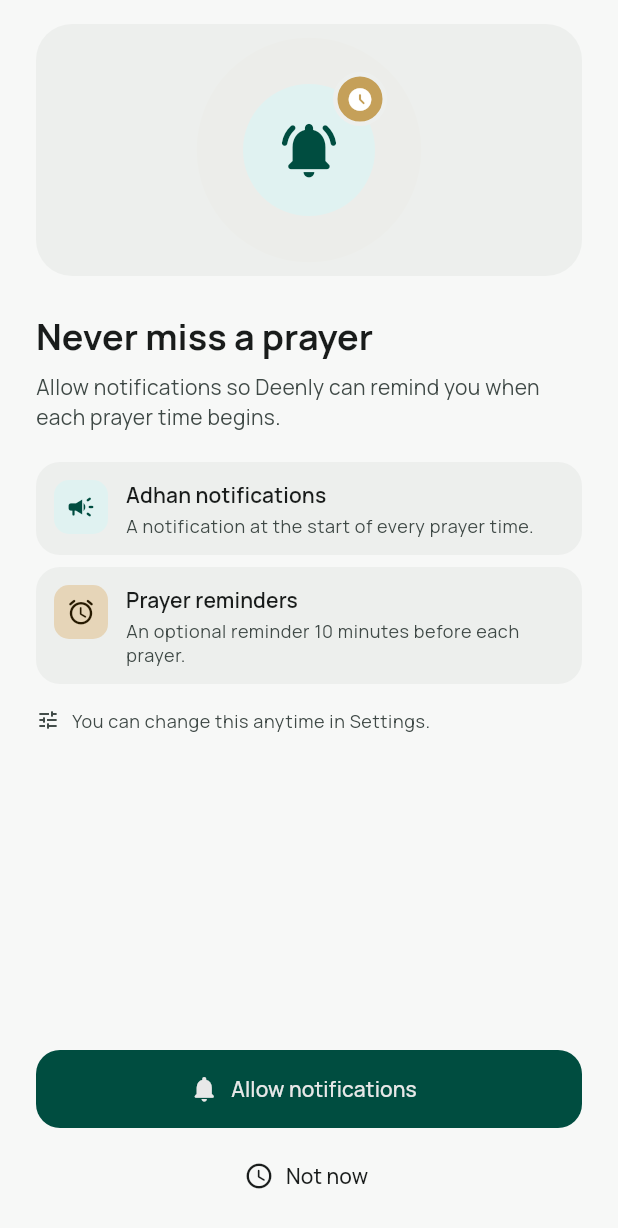
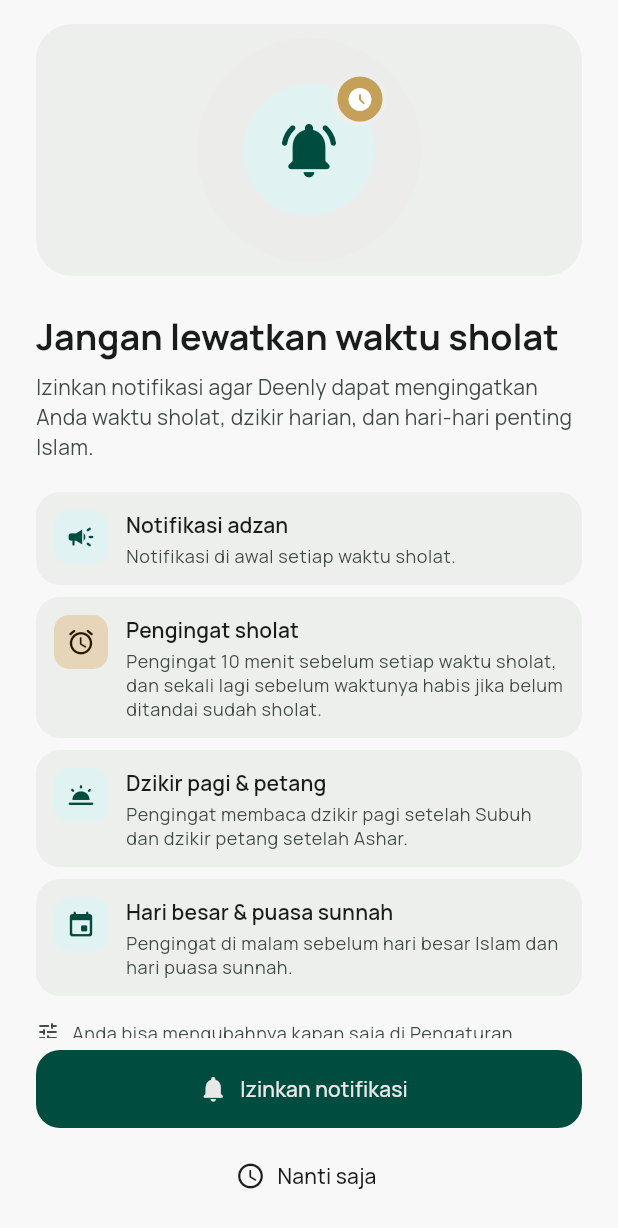
Before and after one commit to andrehaliim/deenly, a Flutter app: the PermissionPage screen opened directly with empty values, on a phone screen of 412 x 824 dp. Shown: the top 1228 px of the screen. Run offline on Flutter 3.47's test engine with Material 3 defaults, Android fonts, the phone set to English and light mode, and no system bars; our stand-ins replace flutter_compass, flutter_local_notifications, flutter_timezone, font_awesome_flutter, geocoding, geolocator and 9 more; missing offline and left inert: country_flags, home_widget, workmanager; accounts and stored records are empty; network calls fail.

Commit message:
feat: default to indonesian locale and list all reminders in permission page

```diff
--- a/lib/components/locale_provider.dart
+++ b/lib/components/locale_provider.dart
@@ -4,7 +4,10 @@ import 'package:shared_preferences/shared_preferences.dart';
 class LocaleProvider extends ChangeNotifier {
   static const localeKey = 'selected_locale';
 
-  Locale? _locale;
+  /// Fresh installs start in Indonesian regardless of the device language.
+  static const defaultLocale = Locale('id');
+
+  Locale? _locale = defaultLocale;
   Locale? get locale => _locale;
 
   LocaleProvider() {
@@ -29,7 +32,7 @@ class LocaleProvider extends ChangeNotifier {
   }
 
   Future<void> clearLocale() async {
-    _locale = null;
+    _locale = defaultLocale;
     final prefs = await SharedPreferences.getInstance();
     await prefs.remove(localeKey);
     notifyListeners();
--- a/lib/l10n/app_en.arb
+++ b/lib/l10n/app_en.arb
@@ -257,11 +257,15 @@
     "permissionBlockedMessage": "Enable location for Deenly in your device settings, then return to the app.",
     "permissionOpenSettings": "Open settings",
     "permissionNotificationTitle": "Never miss a prayer",
-    "permissionNotificationSubtitle": "Allow notifications so Deenly can remind you when each prayer time begins.",
+    "permissionNotificationSubtitle": "Allow notifications so Deenly can remind you of prayer times, daily dzikir and important Islamic days.",
     "permissionReasonAdhanTitle": "Adhan notifications",
     "permissionReasonAdhanBody": "A notification at the start of every prayer time.",
     "permissionReasonReminderTitle": "Prayer reminders",
-    "permissionReasonReminderBody": "An optional reminder 10 minutes before each prayer.",
+    "permissionReasonReminderBody": "A reminder 10 minutes before each prayer, and another before its time ends if you haven't marked it as prayed.",
+    "permissionReasonDzikirTitle": "Morning & evening dzikir",
+    "permissionReasonDzikirBody": "A reminder to recite the morning dzikir after Fajr and the evening dzikir after Asr.",
+    "permissionReasonCalendarTitle": "Islamic days & sunnah fasting",
+    "permissionReasonCalendarBody": "A reminder the evening before Islamic holidays and sunnah fasting days.",
     "permissionNotificationHint": "You can change this anytime in Settings.",
     "permissionAllowNotification": "Allow notifications",
     "permissionNotNow": "Not now",
--- a/lib/l10n/app_id.arb
+++ b/lib/l10n/app_id.arb
@@ -178,11 +178,15 @@
     "permissionBlockedMessage": "Aktifkan izin lokasi untuk Deenly di pengaturan perangkat, lalu kembali ke aplikasi.",
     "permissionOpenSettings": "Buka pengaturan",
     "permissionNotificationTitle": "Jangan lewatkan waktu sholat",
-    "permissionNotificationSubtitle": "Izinkan notifikasi agar Deenly dapat mengingatkan Anda saat waktu sholat tiba.",
+    "permissionNotificationSubtitle": "Izinkan notifikasi agar Deenly dapat mengingatkan Anda waktu sholat, dzikir harian, dan hari-hari penting Islam.",
     "permissionReasonAdhanTitle": "Notifikasi adzan",
     "permissionReasonAdhanBody": "Notifikasi di awal setiap waktu sholat.",
     "permissionReasonReminderTitle": "Pengingat sholat",
-    "permissionReasonReminderBody": "Pengingat opsional 10 menit sebelum setiap waktu sholat.",
+    "permissionReasonReminderBody": "Pengingat 10 menit sebelum setiap waktu sholat, dan sekali lagi sebelum waktunya habis jika belum ditandai sudah sholat.",
+    "permissionReasonDzikirTitle": "Dzikir pagi & petang",
+    "permissionReasonDzikirBody": "Pengingat membaca dzikir pagi setelah Subuh dan dzikir petang setelah Ashar.",
+    "permissionReasonCalendarTitle": "Hari besar & puasa sunnah",
+    "permissionReasonCalendarBody": "Pengingat di malam sebelum hari besar Islam dan hari puasa sunnah.",
     "permissionNotificationHint": "Anda bisa mengubahnya kapan saja di Pengaturan.",
     "permissionAllowNotification": "Izinkan notifikasi",
     "permissionNotNow": "Nanti saja",
--- a/lib/l10n/app_localizations.dart
+++ b/lib/l10n/app_localizations.dart
@@ -845,7 +845,7 @@ abstract class AppLocalizations {
   /// No description provided for @permissionNotificationSubtitle.
   ///
   /// In en, this message translates to:
-  /// **'Allow notifications so Deenly can remind you when each prayer time begins.'**
+  /// **'Allow notifications so Deenly can remind you of prayer times, daily dzikir and important Islamic days.'**
   String get permissionNotificationSubtitle;
 
   /// No description provided for @permissionReasonAdhanTitle.
@@ -869,8 +869,32 @@ abstract class AppLocalizations {
   /// No description provided for @permissionReasonReminderBody.
   ///
   /// In en, this message translates to:
-  /// **'An optional reminder 10 minutes before each prayer.'**
+  /// **'A reminder 10 minutes before each prayer, and another before its time ends if you haven\'t marked it as prayed.'**
   String get permissionReasonReminderBody;
+
+  /// No description provided for @permissionReasonDzikirTitle.
+  ///
+  /// In en, this message translates to:
+  /// **'Morning & evening dzikir'**
+  String get permissionReasonDzikirTitle;
+
+  /// No description provided for @permissionReasonDzikirBody.
+  ///
+  /// In en, this message translates to:
+  /// **'A reminder to recite the morning dzikir after Fajr and the evening dzikir after Asr.'**
+  String get permissionReasonDzikirBody;
+
+  /// No description provided for @permissionReasonCalendarTitle.
+  ///
+  /// In en, this message translates to:
+  /// **'Islamic days & sunnah fasting'**
+  String get permissionReasonCalendarTitle;
+
+  /// No description provided for @permissionReasonCalendarBody.
+  ///
+  /// In en, this message translates to:
+  /// **'A reminder the evening before Islamic holidays and sunnah fasting days.'**
+  String get permissionReasonCalendarBody;
 
   /// No description provided for @permissionNotificationHint.
   ///
--- a/lib/l10n/app_localizations_en.dart
+++ b/lib/l10n/app_localizations_en.dart
@@ -433,7 +433,7 @@ class AppLocalizationsEn extends AppLocalizations {
 
   @override
   String get permissionNotificationSubtitle =>
-      'Allow notifications so Deenly can remind you when each prayer time begins.';
+      'Allow notifications so Deenly can remind you of prayer times, daily dzikir and important Islamic days.';
 
   @override
   String get permissionReasonAdhanTitle => 'Adhan notifications';
@@ -447,7 +447,21 @@ class AppLocalizationsEn extends AppLocalizations {
 
   @override
   String get permissionReasonReminderBody =>
-      'An optional reminder 10 minutes before each prayer.';
+      'A reminder 10 minutes before each prayer, and another before its time ends if you haven\'t marked it as prayed.';
+
+  @override
+  String get permissionReasonDzikirTitle => 'Morning & evening dzikir';
+
+  @override
+  String get permissionReasonDzikirBody =>
+      'A reminder to recite the morning dzikir after Fajr and the evening dzikir after Asr.';
+
+  @override
+  String get permissionReasonCalendarTitle => 'Islamic days & sunnah fasting';
+
+  @override
+  String get permissionReasonCalendarBody =>
+      'A reminder the evening before Islamic holidays and sunnah fasting days.';
 
   @override
   String get permissionNotificationHint =>
--- a/lib/l10n/app_localizations_id.dart
+++ b/lib/l10n/app_localizations_id.dart
@@ -427,7 +427,7 @@ class AppLocalizationsId extends AppLocalizations {
 
   @override
   String get permissionNotificationSubtitle =>
-      'Izinkan notifikasi agar Deenly dapat mengingatkan Anda saat waktu sholat tiba.';
+      'Izinkan notifikasi agar Deenly dapat mengingatkan Anda waktu sholat, dzikir harian, dan hari-hari penting Islam.';
 
   @override
   String get permissionReasonAdhanTitle => 'Notifikasi adzan';
@@ -441,7 +441,21 @@ class AppLocalizationsId extends AppLocalizations {
 
   @override
   String get permissionReasonReminderBody =>
-      'Pengingat opsional 10 menit sebelum setiap waktu sholat.';
+      'Pengingat 10 menit sebelum setiap waktu sholat, dan sekali lagi sebelum waktunya habis jika belum ditandai sudah sholat.';
+
+  @override
+  String get permissionReasonDzikirTitle => 'Dzikir pagi & petang';
+
+  @override
+  String get permissionReasonDzikirBody =>
+      'Pengingat membaca dzikir pagi setelah Subuh dan dzikir petang setelah Ashar.';
+
+  @override
+  String get permissionReasonCalendarTitle => 'Hari besar & puasa sunnah';
+
+  @override
+  String get permissionReasonCalendarBody =>
+      'Pengingat di malam sebelum hari besar Islam dan hari puasa sunnah.';
 
   @override
   String get permissionNotificationHint =>
--- a/lib/pages/permission/permission_notification_step_widget.dart
+++ b/lib/pages/permission/permission_notification_step_widget.dart
@@ -40,6 +40,16 @@ class PermissionNotificationStepWidget extends StatelessWidget {
           body: l10n?.permissionReasonReminderBody ?? '',
           highlight: true,
         ),
+        PermissionReasonWidget(
+          icon: Icons.wb_twilight_rounded,
+          title: l10n?.permissionReasonDzikirTitle ?? '',
+          body: l10n?.permissionReasonDzikirBody ?? '',
+        ),
+        PermissionReasonWidget(
+          icon: Icons.event_rounded,
+          title: l10n?.permissionReasonCalendarTitle ?? '',
+          body: l10n?.permissionReasonCalendarBody ?? '',
+        ),
       ],
       footnoteIcon: Icons.tune_rounded,
       footnote: l10n?.permissionNotificationHint ?? '',
--- a/lib/pages/setting_page.dart
+++ b/lib/pages/setting_page.dart
@@ -88,7 +88,8 @@ class _SettingPageState extends State<SettingPage>
           Consumer<LocaleProvider>(
             builder: (context, localeProvider, _) {
               final isIndonesian =
-                  (localeProvider.locale ?? const Locale('en')).languageCode ==
+                  (localeProvider.locale ?? LocaleProvider.defaultLocale)
+                      .languageCode ==
                   'id';
 
               return SettingTile(
```
Also changed, not shown: lib/components/notification_helper.dart (+6 -7 lines).
